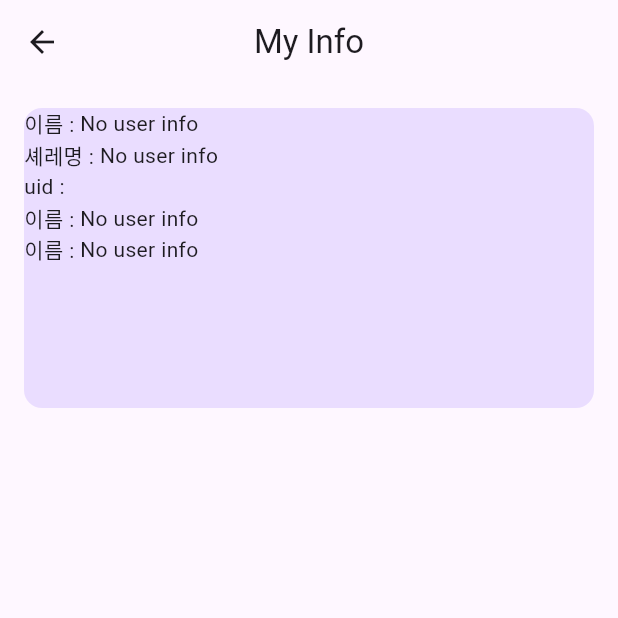
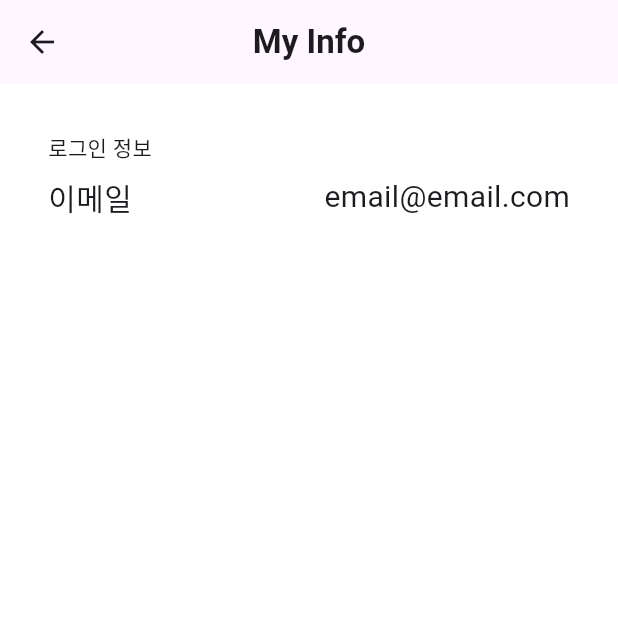
Before and after one commit to Dev-Combu/Do_dream_youth, a Flutter app: the OptionPage screen opened by its route, after a tap on "내 정보 보기", on a phone screen of 412 x 824 dp, the top half of it. Run offline on Flutter 3.47's test engine with Material 3 defaults, Android fonts, the phone set to English and light mode, and no system bars; our stand-ins replace cloud_firestore, firebase_auth, firebase_core, flutter_riverpod, freezed_annotation, go_router and 3 more; missing offline and left inert: mobile_scanner; accounts and stored records are empty; Roboto replaces fonts that are missing (Pretendard); project files that could hold a hidden picture were left out.

Commit message:
edit theme settings and setting page

```diff
--- a/lib/presentation/theme/theme.dart
+++ b/lib/presentation/theme/theme.dart
@@ -4,7 +4,6 @@ class AppTheme {
   static final lightTheme = ThemeData(
     primarySwatch: Colors.blue,
     brightness: Brightness.light,
-    // Define other theme properties as needed
     inputDecorationTheme: const InputDecorationTheme(
       filled: true,
       fillColor: Color.fromARGB(255, 206, 246, 248),
@@ -13,5 +12,28 @@ class AppTheme {
         borderSide: BorderSide.none,
       ),
     ),
+    scaffoldBackgroundColor: Colors.white,
+    bottomNavigationBarTheme: BottomNavigationBarThemeData(
+      backgroundColor: Colors.indigo, // 바텀 내비게이션 바의 배경색
+      selectedItemColor: Colors.white, // 선택된 아이템의 색상
+      unselectedItemColor: Colors.white70, // 선택되지 않은 아이템의 색상
+      selectedIconTheme: const IconThemeData(size: 30), // 선택된 아이콘 크기
+      unselectedIconTheme: const IconThemeData(size: 24), // 선택되지 않은 아이콘 크기
+      showSelectedLabels: true, // 선택된 아이템 라벨 표시
+      showUnselectedLabels: false, // 선택되지 않은 아이템 라벨 표시
+      type: BottomNavigationBarType.fixed, // 아이템 개수에 따른 타입 (fixed, shifting)
+    ),
+    fontFamily: 'Pretendard',
+    textTheme: TextTheme(
+      titleLarge: TextStyle(
+        fontFamily: 'Pretendard',
+        fontWeight: FontWeight.w600,
+      ),
+      displayLarge: TextStyle(fontFamily: 'Pretendard', fontSize: 57.0),
+      displayMedium: TextStyle(fontFamily: 'Pretendard', fontSize: 45.0),
+      bodyLarge: TextStyle(fontFamily: 'Pretendard', fontSize: 16.0),
+      bodyMedium: TextStyle(fontFamily: 'Pretendard', fontSize: 14.0),
+      bodySmall: TextStyle(fontFamily: 'Pretendard', fontSize: 12.0),
+    ),
   );
 }
--- /dev/null
+++ b/lib/presentation/ui/option/alarm_page.dart
@@ -0,0 +1,38 @@
+import 'package:flutter/material.dart';
+
+class AlarmPage extends StatefulWidget {
+  const AlarmPage({super.key});
+
+  @override
+  State<AlarmPage> createState() => _AlarmPageState();
+}
+
+class _AlarmPageState extends State<AlarmPage> {
+  bool isChecked = false;
+
+  @override
+  Widget build(BuildContext context) {
+    return Scaffold(
+      appBar: AppBar(title: Text('알림 설정')),
+      body: Padding(
+        padding: const EdgeInsets.all(16.0),
+        child: Container(
+          width: double.infinity,
+          height: 100,
+          decoration: BoxDecoration(
+            border: Border.all(),
+            borderRadius: BorderRadius.circular(16),
+          ),
+          child: Switch(
+            value: isChecked,
+            onChanged: (value) {
+              setState(() {
+                isChecked = value;
+              });
+            },
+          ),
+        ),
+      ),
+    );
+  }
+}
--- a/lib/presentation/ui/option/my_info_page.dart
+++ b/lib/presentation/ui/option/my_info_page.dart
@@ -35,46 +35,49 @@ class _MyInfoPageState extends ConsumerState<MyInfoPage> {
       ),
       body: Padding(
         padding: const EdgeInsets.all(16.0),
-        child: Container(
-          width: double.infinity,
-          height: 200,
-          decoration: BoxDecoration(
-            color: Theme.of(context).colorScheme.primaryContainer,
-            borderRadius: BorderRadius.circular(12),
-          ),
         child: Column(
           children: [
-              Row(
+            Container(
+              width: double.infinity,
+              height: 100,
+              decoration: BoxDecoration(
+                borderRadius: BorderRadius.circular(12),
+                color: Colors.white
+              ),
+              child: Padding(
+                padding: const EdgeInsets.all(16.0),
+                child: Column(
+                  crossAxisAlignment: CrossAxisAlignment.start,
                   children: [
-                  Text("이름 : "),
-                  Text(userinfo?.name ?? 'No user info'),
-                ],
+                    Padding(
+                      padding: const EdgeInsets.only(bottom: 8.0),
+                      child: Text('로그인 정보'),
                     ),
                     Row(
+                      mainAxisAlignment: MainAxisAlignment.spaceBetween,
                       children: [
-                  Text("셰레명 : "),
-                  Text(userinfo?.christianName ?? 'No user info'),
-                ],
-              ),Row(
-                children: [
-                  Text("uid : "),
-                  Text(user!.uid ?? 'No user info'),
-                ],
-              ),Row(
-                children: [
-                  Text("이름 : "),
-                  Text(userinfo?.christianName ?? 'No user info'),
-                ],
-              ),Row(
-                children: [
-                  Text("이름 : "),
-                  Text(userinfo?.christianName ?? 'No user info'),
+                        Text("이메일", style: TextStyle(fontSize: 20),),
+                        Text('email@email.com',  style: TextStyle(fontSize: 20),),
                       ],
                     ),
                   ],
                 ),
               ),
             ),
+            SizedBox(
+              height: 16,
+            ),
+            Container(
+              width: double.infinity,
+              height: 100,
+              decoration: BoxDecoration(
+                borderRadius: BorderRadius.circular(12),
+                color: Colors.white
+              ),
+            )
+          ],
+        ),
+      ),
     );
   }
 }
--- a/lib/presentation/ui/option/option_page.dart
+++ b/lib/presentation/ui/option/option_page.dart
@@ -1,51 +1,108 @@
+import 'package:do_dream_youth/presentation/ui/option/alarm_page.dart';
 import 'package:firebase_auth/firebase_auth.dart';
 import 'package:flutter/material.dart';
+import 'package:freezed_annotation/freezed_annotation.dart';
 import 'package:go_router/go_router.dart';
 import 'package:logger/logger.dart';
-class OptionPage extends StatelessWidget{
+
+class OptionPage extends StatelessWidget {
   const OptionPage({super.key});
 
   @override
   Widget build(BuildContext context) {
-    Logger logger = Logger();
+    Logger log = Logger();
 
     return Scaffold(
       appBar: AppBar(
         centerTitle: true,
-        title: Text('Option'),
+        title: Text('설정'),
         backgroundColor: Theme.of(context).colorScheme.surface,
       ),
-      body: Padding(
-        padding: const EdgeInsets.all(16.0),
-        child: SingleChildScrollView(
-          child: Column(
-            mainAxisAlignment: MainAxisAlignment.center,
-            children: [
-              Container(
-                decoration: BoxDecoration(
-                  border: Border.all(color: Colors.black),
-                  borderRadius: BorderRadius.circular(8),
-                ),
-                height: 50,
+      body: ListView(
+          padding: EdgeInsets.all(16),
+          children: [
+            Divider(),
+            Container(
+              margin: EdgeInsets.only(bottom: 8.0),
+              child: SizedBox(
+                width: double.infinity,
                 child: GestureDetector(
                   onTap: () {
                     context.go('/my_info');
                   },
-                  child: Center(
-                    child: Text('내 정보 보기'),
+                  child: Text(
+                    '내 정보 보기',
+                    style: TextStyle(fontSize: 20),
+                    textAlign: TextAlign.left,
                   ),
                 ),
               ),
-              Padding(padding: const EdgeInsets.all(8.0)),
-            ],
-          ),
+            ),
+            Container(
+              margin: EdgeInsets.only(bottom: 8.0),
+              width: double.infinity,
+              child: GestureDetector(
+                onTap: () {
+                  Navigator.push(context, MaterialPageRoute(builder: (context)=> AlarmPage()));
+                },
+                child: Text(
+                  '알림 수신 설정',
+                  style: TextStyle(fontSize: 20),
+                  textAlign: TextAlign.left,
+                ),
+              ),
+            ),
+            Container(
+              margin: EdgeInsets.only(bottom: 8.0),
+              width: double.infinity,
+              child: GestureDetector(
+                onTap: () {
+                  context.go('/my_info');
+                },
+                child: Text(
+                  '테마 설정',
+                  style: TextStyle(fontSize: 20),
+                  textAlign: TextAlign.left,
+                ),
+              ),
+            ),
+            Divider(),
+            Container(
+              margin: EdgeInsets.only(bottom: 8.0),
+              width: double.infinity,
+              child: GestureDetector(
+                onTap: () {
+                  context.go('/my_info');
+                },
+                child: Text(
+                  '공지사항',
+                  style: TextStyle(fontSize: 20),
+                  textAlign: TextAlign.left,
+                ),
+              ),
+            ),
+            Container(
+              margin: EdgeInsets.only(bottom: 8.0),
+              width: double.infinity,
+              child: GestureDetector(
+                onTap: () {
+                  context.go('/my_info');
+                },
+                child: Text(
+                  '앱 버전 정보',
+                  style: TextStyle(fontSize: 20),
+                  textAlign: TextAlign.left,
+                ),
+              ),
+            ),
+            Divider()
+          ],
         ),
-      ),
       bottomNavigationBar: BottomAppBar(
         child: Padding(
           padding: const EdgeInsets.all(8.0),
           child: ElevatedButton(
-            onPressed: () async{
+            onPressed: () async {
               await FirebaseAuth.instance.signOut();
             },
             child: Text('로그아웃'),
--- a/lib/presentation/ui/schedule/schedule_page.dart
+++ b/lib/presentation/ui/schedule/schedule_page.dart
@@ -23,6 +23,15 @@ class _SchedulePageState extends ConsumerState<SchedulePage> {
   @override
   void initState() {
     super.initState();
+
+    Future.microtask(() {
+      final initialSchedules = ref.read(scheduleViewModel);
+      if (initialSchedules != null && initialSchedules.isNotEmpty) {
+        setState(() {
+          _buildEventsMap(initialSchedules);
+        });
+      }
+    });
   }
 
   DateTime _dateOnly(DateTime dt) => DateTime(dt.year, dt.month, dt.day);
--- a/pubspec.yaml
+++ b/pubspec.yaml
@@ -74,6 +74,12 @@ dev_dependencies:
 
 # The following section is specific to Flutter packages.
 flutter:
+  fonts:
+    - family: Pretendard
+      fonts:
+        - asset: assets/fonts/Pretendard-Bold.otf
+        - asset: assets/fonts/Pretendard-SemiBold.otf
+        - asset: assets/fonts/Pretendard-Regular.otf
 
   # The following line ensures that the Material Icons font is
   # included with your application, so that you can use the icons in
```
Also changed, not shown: assets/fonts/Pretendard-Thin.otf (added), 8 other files. Lines whose indentation alone changed are shown as unchanged.
